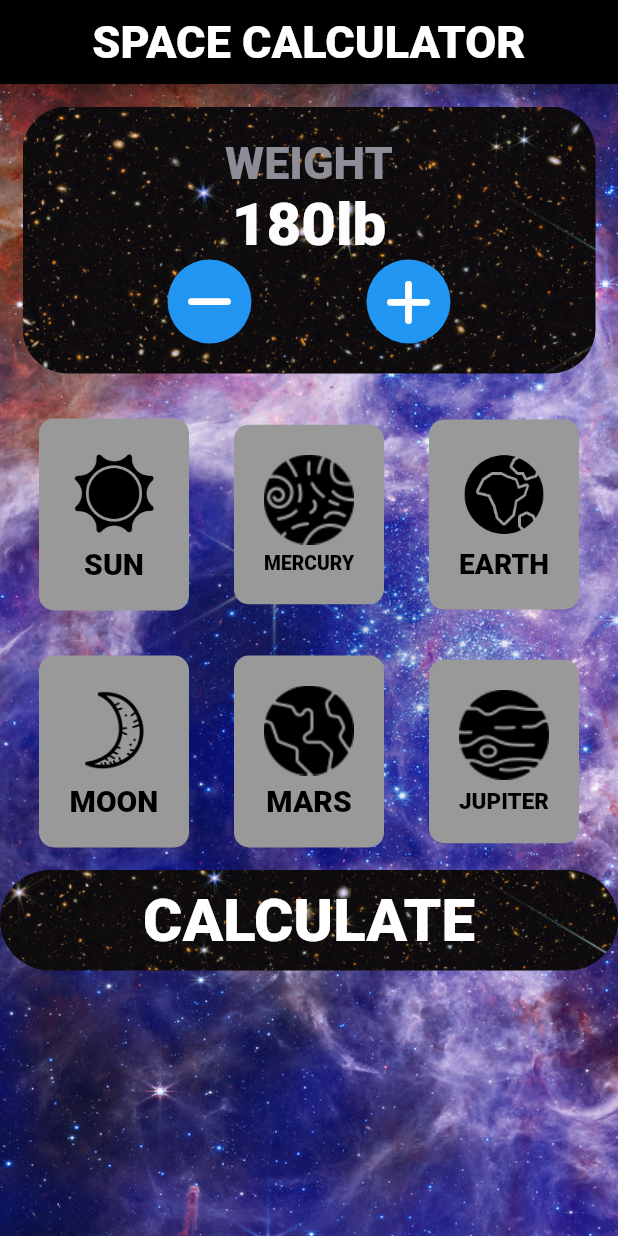
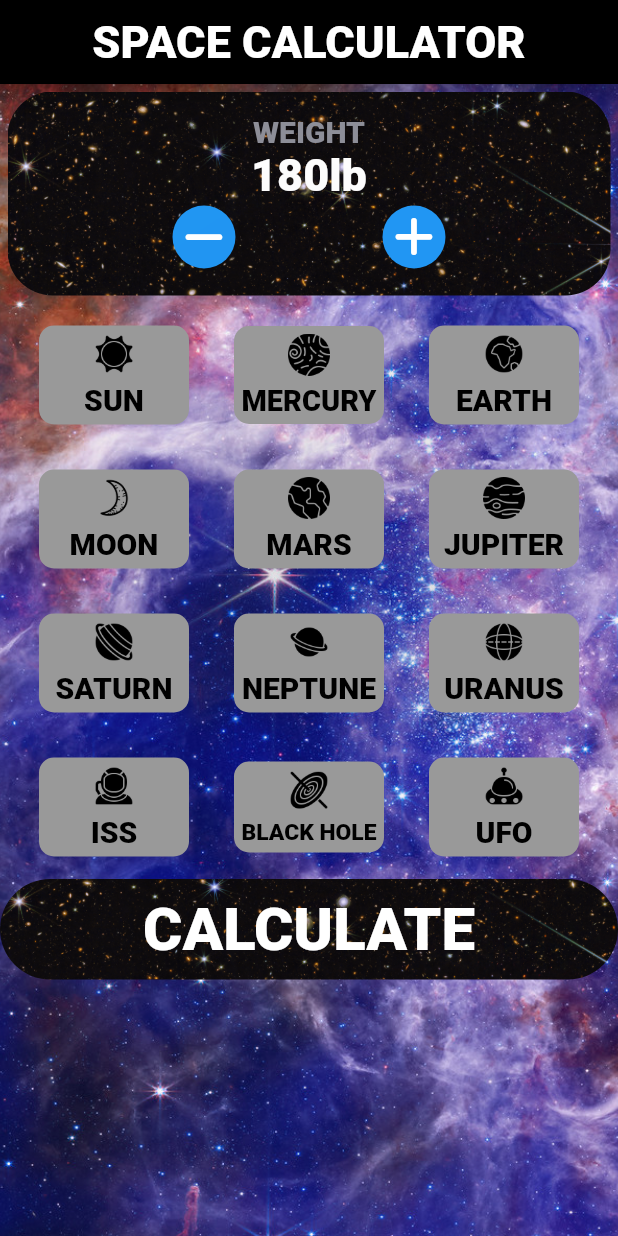
Before and after one commit to CincoCoding/BMI-Calculator, a Flutter app: the screen it shows after launch, on a phone screen of 412 x 824 dp. Run offline on Flutter 3.47's test engine with Material 2 defaults, Android fonts, the phone set to English and light mode, and no system bars; our stand-ins replace font_awesome_flutter.

Commit message:
added more buttons

```diff
--- a/lib/components/celestial_body_data.dart
+++ b/lib/components/celestial_body_data.dart
@@ -11,7 +11,9 @@ enum CelestialObject {
   saturn,
   uranus,
   neptune,
-  blackHole
+  internationalSpaceStation,
+  blackHole,
+  ufo,
 }
 
 double earthsGravity = 9.798;
@@ -25,6 +27,11 @@ Map<CelestialObject, double> gravityFactor = {
   CelestialObject.mars: 3.71 / earthsGravity,
   CelestialObject.jupiter: 24.92 / earthsGravity,
   CelestialObject.saturn: 10.44 / earthsGravity,
+  CelestialObject.neptune: 11.15 / earthsGravity,
+  CelestialObject.uranus: 8.87 / earthsGravity,
+  CelestialObject.internationalSpaceStation: 0.00 / earthsGravity,
+  CelestialObject.blackHole: double.infinity / earthsGravity,
+  CelestialObject.ufo: 0.00 / earthsGravity,
 };
 
 class CelestialObjectData {
--- a/lib/components/counter_card_v2.dart
+++ b/lib/components/counter_card_v2.dart
@@ -1,3 +1,5 @@
+import 'dart:ui';
+
 import 'package:flutter/material.dart';
 import '../constants.dart';
 import 'package:font_awesome_flutter/font_awesome_flutter.dart';
@@ -24,12 +26,12 @@ class RoundIconButton extends StatelessWidget {
       child: Icon(
         icon,
         color: Colors.white,
-        size: 35.0,
+        size: 30.0,
       ),
       fillColor: Colors.blue,
       constraints: const BoxConstraints.tightFor(
-        width: 56.0,
-        height: 56.0,
+        width: 42.0,
+        height: 42.0,
       ),
     );
   }
@@ -81,11 +83,11 @@ class CounterCardTwoButtonsV2 extends StatelessWidget {
             children: <Widget>[
               Text(
                 text,
-                style: kLabelTextStyle,
+                style: kLabelTextStyle.copyWith(fontSize: 20),
               ),
               Text(
                 textVariable + "lb",
-                style: kBigNumber,
+                style: kBigNumber.copyWith(fontSize: 30),
               ),
               Row(
                 mainAxisAlignment: MainAxisAlignment.spaceEvenly,
@@ -104,8 +106,8 @@ class CounterCardTwoButtonsV2 extends StatelessWidget {
               ),
             ],
           ),
-          margin: EdgeInsets.all(15.0),
-          padding: EdgeInsets.all(20.0),
+          margin: EdgeInsets.all(5.0),
+          padding: EdgeInsets.all(15.0),
           decoration: ShapeDecoration(
             image: DecorationImage(
               image: AssetImage(image),
--- a/lib/components/heavenly_body_card.dart
+++ b/lib/components/heavenly_body_card.dart
@@ -12,7 +12,7 @@ class HeavenlyBodyCard extends StatelessWidget {
     return Column(
       mainAxisSize: MainAxisSize.min,
       children: <Widget>[
-        Image.asset(heavenlyImage, width: 100),
+        Image.asset(heavenlyImage, width: 28),
         SizedBox(
           height: 5.0,
         ),
--- a/lib/components/reusable_card.dart
+++ b/lib/components/reusable_card.dart
@@ -24,7 +24,7 @@ class ReusableCard extends StatelessWidget {
         width: width,
         child: cardChild,
         margin: EdgeInsets.all(15.0),
-        padding: EdgeInsets.all(20.0),
+        padding: EdgeInsets.all(5.0),
         decoration: BoxDecoration(
           color: color,
           borderRadius: BorderRadius.circular(10.0),
--- a/lib/screens/input_page.dart
+++ b/lib/screens/input_page.dart
@@ -20,7 +20,9 @@ enum CelestialObject {
   saturn,
   uranus,
   neptune,
-  blackHole
+  internationalSpaceStation,
+  blackHole,
+  ufo,
 }
 
 Map<CelestialObject, double> gravityFactor = {
@@ -32,6 +34,11 @@ Map<CelestialObject, double> gravityFactor = {
   CelestialObject.mars: 3.71 / earthsGravity,
   CelestialObject.jupiter: 24.92 / earthsGravity,
   CelestialObject.saturn: 10.44 / earthsGravity,
+  CelestialObject.neptune: 1 / earthsGravity,
+  CelestialObject.uranus: 1 / earthsGravity,
+  CelestialObject.internationalSpaceStation: 0.00,
+  CelestialObject.blackHole: double.infinity,
+  CelestialObject.ufo: 0.00,
 };
 
 class InputPage extends StatefulWidget {
@@ -122,7 +129,7 @@ class _InputPageState extends State<InputPage> {
                       celestialObjectName: "MOON",
                     ),
                     buildCelestialCard(
-                      celestialObject: CelestialObject.sun,
+                      celestialObject: CelestialObject.mars,
                       celestialObjectImage: "icons/mars.png",
                       celestialObjectName: "MARS",
                     ),
@@ -130,6 +137,48 @@ class _InputPageState extends State<InputPage> {
                       celestialObject: CelestialObject.jupiter,
                       celestialObjectImage: "icons/jupiter.png",
                       celestialObjectName: "JUPITER",
+                    ),
+                  ],
+                ),
+                Row(
+                  mainAxisAlignment: MainAxisAlignment.center,
+                  children: <Widget>[
+                    buildCelestialCard(
+                      celestialObject: CelestialObject.saturn,
+                      celestialObjectImage: "icons/saturn.png",
+                      celestialObjectName: "SATURN",
+                    ),
+                    buildCelestialCard(
+                      celestialObject: CelestialObject.neptune,
+                      celestialObjectImage: "icons/neptune.png",
+                      celestialObjectName: "NEPTUNE",
+                    ),
+                    buildCelestialCard(
+                      celestialObject: CelestialObject.uranus,
+                      celestialObjectImage: "icons/uranus.png",
+                      celestialObjectName: "URANUS",
+                    ),
+                  ],
+                ),
+                Row(
+                  mainAxisAlignment: MainAxisAlignment.center,
+                  children: <Widget>[
+                    buildCelestialCard(
+                      celestialObject:
+                          CelestialObject.internationalSpaceStation,
+                      celestialObjectImage:
+                          "icons/internationalSpaceStation.png",
+                      celestialObjectName: "ISS",
+                    ),
+                    buildCelestialCard(
+                      celestialObject: CelestialObject.blackHole,
+                      celestialObjectImage: "icons/blackHole.png",
+                      celestialObjectName: "BLACK HOLE",
+                    ),
+                    buildCelestialCard(
+                      celestialObject: CelestialObject.ufo,
+                      celestialObjectImage: "icons/ufo.png",
+                      celestialObjectName: "UFO",
                     ),
                   ],
                 ),
--- a/pubspec.yaml
+++ b/pubspec.yaml
@@ -20,6 +20,5 @@ dev_dependencies:
 flutter:
   uses-material-design: true
   assets:
-    - images/blueSpace.jpg
-    - images/blackSpace.png
+    - images/
     - icons/
```
Also changed, not shown: icons/blackHole.png (renamed from icons/blackhole.png), icons/internationalSpaceStation.png (renamed from icons/astronaut.png).
